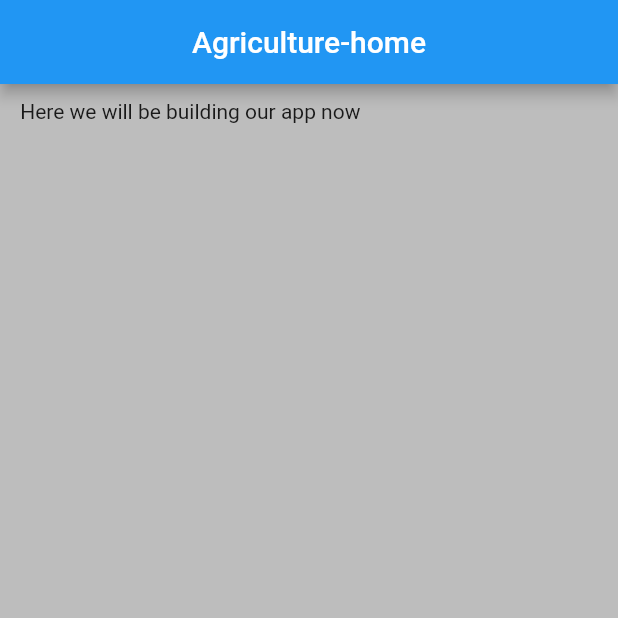
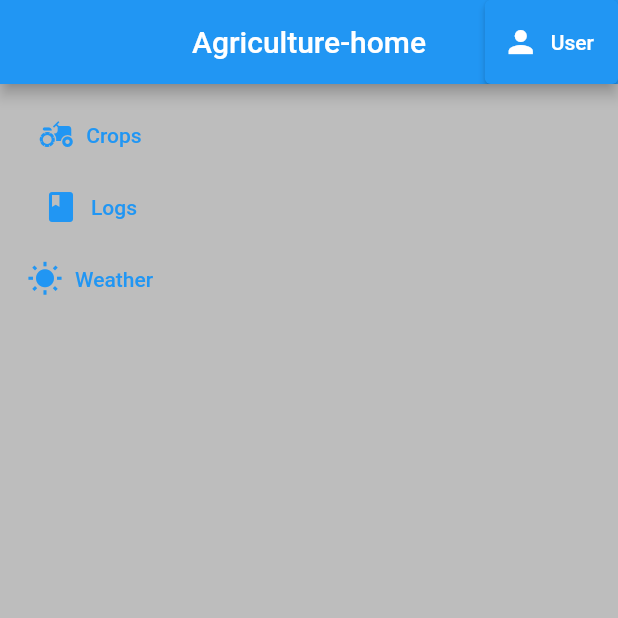
Before and after one commit to lonewolf2799/Abcd, a Flutter app: the screen it shows after launch, on a phone screen of 412 x 824 dp, the top half of it. Run offline on Flutter 3.47's test engine with Material 2 defaults, Android fonts, the phone set to English and light mode, and no system bars.

```diff
--- /dev/null
+++ b/lib/home_page.dart
@@ -0,0 +1,42 @@
+import 'package:flutter/material.dart';
+
+class Home extends StatelessWidget {
+  const Home({Key? key}) : super(key: key);
+
+  @override
+  Widget build(BuildContext context) {
+    return Scaffold(
+      backgroundColor: Colors.grey[400],
+      appBar: AppBar(
+        title: Text('Agriculture-home'),
+        centerTitle: true,
+        backgroundColor: Colors.blue,
+        actions: [
+          ElevatedButton.icon(onPressed: (){
+
+          }, icon: Icon(Icons.person), label: Text('User')),
+
+        ],
+
+
+      ),
+      body: Container(
+          padding: EdgeInsets.all(10.0),
+          child: Column(
+            children: [
+              //Text('Here we will be adding our widgets for main screen '),
+              TextButton.icon(
+                onPressed: (){},
+                icon: Icon(Icons.agriculture),
+                label: Text('Crops'),
+
+              ),
+              TextButton.icon(onPressed: (){}, icon: Icon(Icons.book_rounded), label: Text('Logs')),
+              TextButton.icon(onPressed: (){}, icon: Icon(Icons.wb_sunny), label: Text('Weather')),
+
+            ],
+          )
+      ),
+    );
+  }
+}
--- a/lib/main.dart
+++ b/lib/main.dart
@@ -1,5 +1,5 @@
 import 'package:flutter/material.dart';
-
+import 'package:untitled/home_page.dart';
 void main() => runApp(MyApp());
 
     class MyApp extends StatelessWidget {
@@ -12,24 +12,3 @@ void main() => runApp(MyApp());
         );
       }
     }
-
-    class Home extends StatelessWidget {
-      const Home({Key? key}) : super(key: key);
-
-      @override
-      Widget build(BuildContext context) {
-        return Scaffold(
-          backgroundColor: Colors.grey[400],
-          appBar: AppBar(
-            title: Text('Agriculture-home'),
-            centerTitle: true,
-            backgroundColor: Colors.blue,
-
-          ),
-          body: Container(
-            padding: EdgeInsets.all(10.0),
-            child: Text(' Here we will be building our app now '),
-          ),
-        );
-      }
-    }
```
Also changed, not shown: lib/user_info_page.dart (added, +26 -0 lines).
